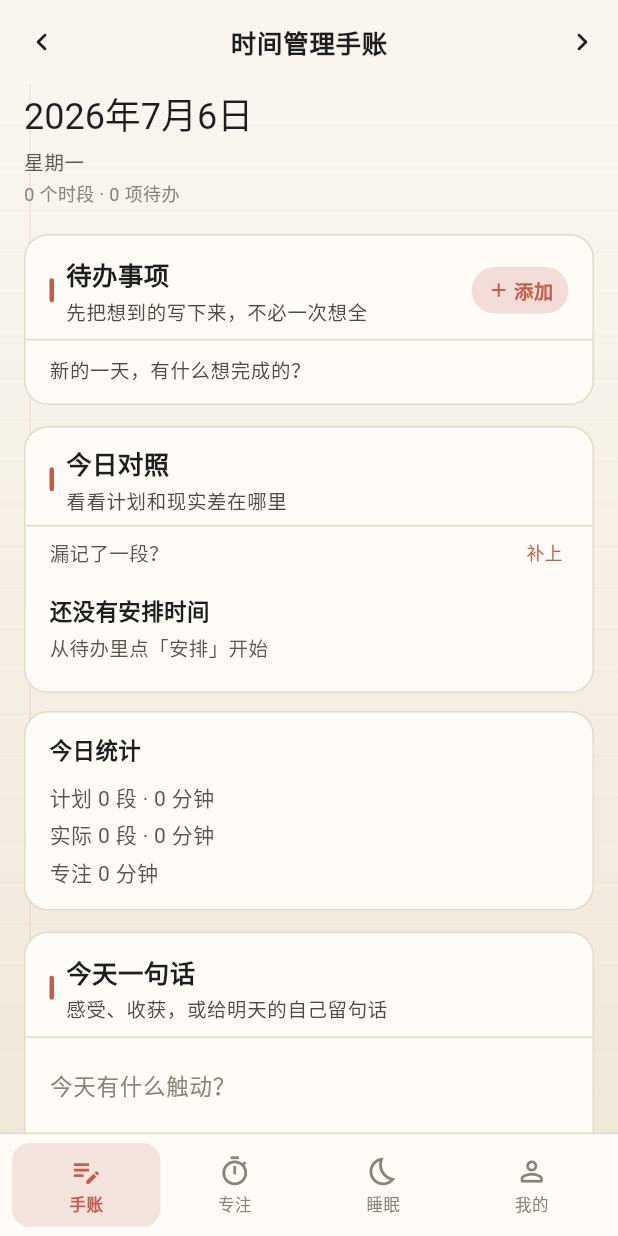
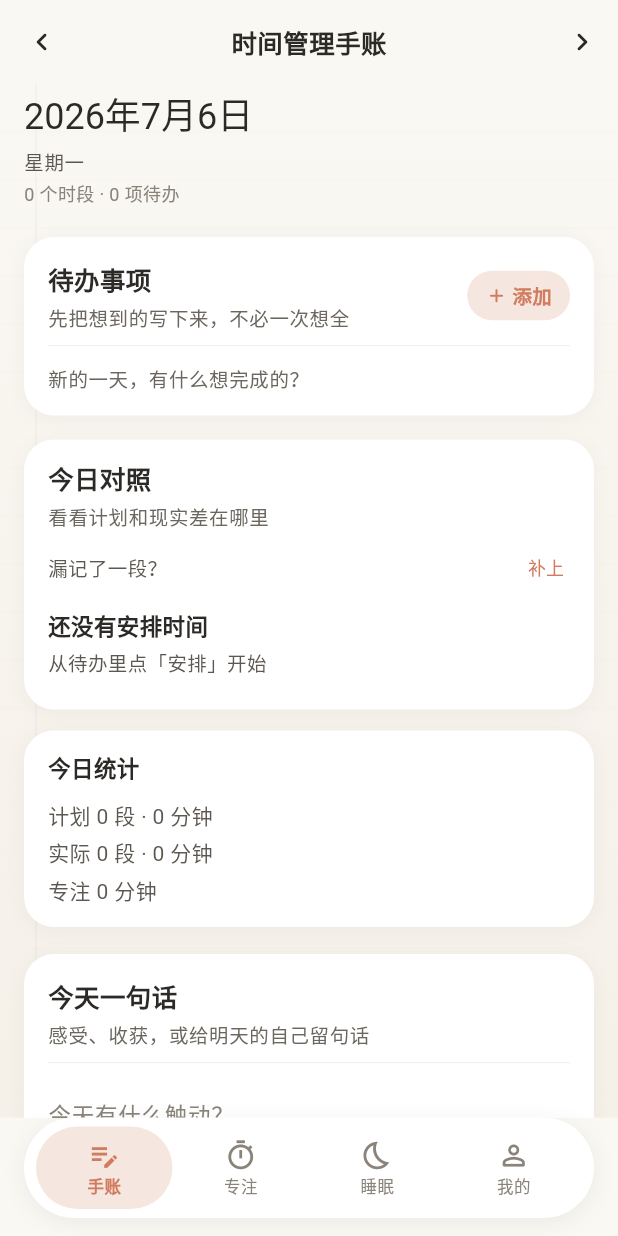
Before and after one commit to ldohgfsdu/time-journal, a Flutter app: the screen it shows after launch, on a phone screen of 412 x 824 dp. Run offline on Flutter 3.47's test engine with Material 3 defaults, Android fonts, the phone set to English and light mode, and no system bars; our stand-ins replace drift, drift_flutter, flutter_local_notifications, flutter_riverpod, just_audio, shared_preferences and 2 more; accounts and stored records are empty; generated files the repository leaves out were written again.

Commit message:
style(ui): Claude warm editorial polish (UI-1)
- AppTheme: warm ivory/paper bg, soft clay accent, deep ink text, cardRadius=20, subtle shadows, low-contrast rule, consistent tokens + cardDecoration helper
- SectionCard: remove red bar, drop hard border, use shadow card, calmer spacing, weak divider only for non-dense
- PaperBackground: softer rules, reduced opacity, calmer editorial feel
- ActionPillButton: pillier, softer clay colors
- TodayStatsCard: use shared cardDecoration
- MainShell bottom nav: floating capsule with SafeArea, rounded, warm surface + soft clay active state + subtle shadow
- Profile: micro radius/spacing consistency
- No logic, no schema, no tests assertions changed
- analyze + test clean

Refs: UI-1 Claude warm polish

```diff
--- a/app/lib/app/theme.dart
+++ b/app/lib/app/theme.dart
@@ -2,33 +2,52 @@ import 'package:flutter/material.dart';
 import 'package:flutter/services.dart';
 
 class AppTheme {
-  static const Color paper = Color(0xFFFAF6EF);
-  static const Color paperDeep = Color(0xFFF0E8DA);
-  static const Color card = Color(0xFFFFFCF7);
-  static const Color ink = Color(0xFF1E1E1E);
-  static const Color inkMuted = Color(0xFF5A554E);
+  // Claude-inspired warm, low-contrast, editorial palette
+  static const Color background = Color(0xFFFAF8F3); // warm ivory / paper
+  static const Color paper = Color(0xFFFAF8F3);
+  static const Color paperDeep = Color(0xFFF5F0E8);
+  static const Color surface = Color(0xFFFFFEFA); // soft warm white
+  static const Color card = Color(0xFFFFFFFF);
+  static const Color ink = Color(0xFF2C2A27); // deep ink, not pure black
+  static const Color inkMuted = Color(0xFF5C5750);
   static const Color inkFaint = Color(0xFF8A837A);
-  static const Color subtitle = Color(0xFF4F4A44);
-  static const Color tomato = Color(0xFFC45C4A);
-  static const Color tomatoSoft = Color(0xFFF3DDD8);
+  static const Color subtitle = Color(0xFF6B665E);
+  static const Color clay = Color(0xFFD17B5F); // soft clay / muted coral accent
+  static const Color tomato = Color(0xFFD17B5F); // alias for backward compat in accents
+  static const Color tomatoSoft = Color(0xFFF5E6DF);
   static const Color sleepBlue = Color(0xFF5B7A96);
   static const Color sleepMist = Color(0xFFE8EEF3);
-  static const Color tagBg = Color(0xFFF0EBE3);
+  static const Color tagBg = Color(0xFFF5F0E8);
   static const Color danger = Color(0xFFB85C50);
 
-  static const double cardRadius = 16;
+  static const double cardRadius = 20; // larger rounded surfaces
   static const double pagePadding = 16;
-  static const Color rule = Color(0xFFE3D9C8);
+  static const Color rule = Color(0xFFEDE6DC); // much weaker divider
   static const Color fold = Color(0xFFD4C8B5);
+
+  static BoxDecoration cardDecoration({double? radius}) {
+    return BoxDecoration(
+      color: card,
+      borderRadius: BorderRadius.circular(radius ?? cardRadius),
+      boxShadow: const [
+        BoxShadow(
+          color: Color(0x0A000000),
+          blurRadius: 10,
+          offset: Offset(0, 2),
+          spreadRadius: 0,
+        ),
+      ],
+    );
+  }
 
   static ThemeData light() {
     const scheme = ColorScheme(
       brightness: Brightness.light,
-      primary: tomato,
+      primary: clay,
       onPrimary: Colors.white,
       secondary: sleepBlue,
       onSecondary: Colors.white,
-      surface: paper,
+      surface: surface,
       onSurface: ink,
       error: Color(0xFFB3261E),
       onError: Colors.white,
@@ -37,9 +56,9 @@ class AppTheme {
     return ThemeData(
       useMaterial3: true,
       colorScheme: scheme,
-      scaffoldBackgroundColor: paper,
+      scaffoldBackgroundColor: background,
       appBarTheme: const AppBarTheme(
-        backgroundColor: paper,
+        backgroundColor: background,
         foregroundColor: ink,
         elevation: 0,
         scrolledUnderElevation: 0,
@@ -48,11 +67,18 @@ class AppTheme {
           color: ink,
           fontSize: 17,
           fontWeight: FontWeight.w600,
-          letterSpacing: 0.5,
+          letterSpacing: 0.3,
         ),
         systemOverlayStyle: SystemUiOverlayStyle.dark,
       ),
-      dividerTheme: const DividerThemeData(color: rule, thickness: 1, space: 1),
+      dividerTheme: const DividerThemeData(color: rule, thickness: 0.5, space: 8),
+      cardTheme: CardThemeData(
+        color: card,
+        elevation: 0,
+        shape: RoundedRectangleBorder(
+          borderRadius: BorderRadius.circular(cardRadius),
+        ),
+      ),
       textTheme: const TextTheme(
         bodyLarge: TextStyle(color: ink, fontSize: 16, height: 1.5),
         bodyMedium: TextStyle(color: ink, fontSize: 14, height: 1.45),
@@ -61,10 +87,10 @@ class AppTheme {
           color: ink,
           fontSize: 15,
           fontWeight: FontWeight.w600,
-          letterSpacing: 0.3,
+          letterSpacing: 0.2,
         ),
         labelLarge: TextStyle(
-          color: tomato,
+          color: clay,
           fontSize: 13,
           fontWeight: FontWeight.w600,
         ),
@@ -76,25 +102,25 @@ class AppTheme {
         hintStyle: const TextStyle(color: inkFaint, fontSize: 15),
         border: InputBorder.none,
         enabledBorder: const UnderlineInputBorder(
-          borderSide: BorderSide(color: rule, width: 1),
+          borderSide: BorderSide(color: rule, width: 0.75),
         ),
         focusedBorder: const UnderlineInputBorder(
-          borderSide: BorderSide(color: tomato, width: 1.5),
+          borderSide: BorderSide(color: clay, width: 1.5),
         ),
       ),
       checkboxTheme: CheckboxThemeData(
         fillColor: WidgetStateProperty.resolveWith((states) {
-          if (states.contains(WidgetState.selected)) return tomato;
+          if (states.contains(WidgetState.selected)) return clay;
           return Colors.transparent;
         }),
-        side: const BorderSide(color: inkFaint, width: 1.5),
+        side: const BorderSide(color: inkFaint, width: 1.25),
         shape: RoundedRectangleBorder(borderRadius: BorderRadius.circular(4)),
         materialTapTargetSize: MaterialTapTargetSize.shrinkWrap,
         visualDensity: VisualDensity.compact,
       ),
       textButtonTheme: TextButtonThemeData(
         style: TextButton.styleFrom(
-          foregroundColor: tomato,
+          foregroundColor: clay,
           padding: const EdgeInsets.symmetric(horizontal: 8, vertical: 4),
           minimumSize: Size.zero,
           tapTargetSize: MaterialTapTargetSize.shrinkWrap,
@@ -103,10 +129,10 @@ class AppTheme {
       ),
       filledButtonTheme: FilledButtonThemeData(
         style: FilledButton.styleFrom(
-          backgroundColor: tomato,
+          backgroundColor: clay,
           foregroundColor: Colors.white,
           elevation: 0,
-          shape: RoundedRectangleBorder(borderRadius: BorderRadius.circular(10)),
+          shape: RoundedRectangleBorder(borderRadius: BorderRadius.circular(12)),
         ),
       ),
     );
--- a/app/lib/features/journal/widgets/action_pill_button.dart
+++ b/app/lib/features/journal/widgets/action_pill_button.dart
@@ -19,26 +19,26 @@ class ActionPillButton extends StatelessWidget {
   Widget build(BuildContext context) {
     return Material(
       color: AppTheme.tomatoSoft,
-      borderRadius: BorderRadius.circular(20),
+      borderRadius: BorderRadius.circular(999),
       child: InkWell(
         onTap: onPressed,
-        borderRadius: BorderRadius.circular(20),
+        borderRadius: BorderRadius.circular(999),
         child: Padding(
           padding: EdgeInsets.symmetric(
-            horizontal: compact ? 8 : 10,
-            vertical: compact ? 5 : 6,
+            horizontal: compact ? 10 : 12,
+            vertical: compact ? 6 : 7,
           ),
           child: Row(
             mainAxisSize: MainAxisSize.min,
             children: [
-              Icon(icon, size: compact ? 14 : 16, color: AppTheme.tomato),
-              const SizedBox(width: 2),
+              Icon(icon, size: compact ? 14 : 15, color: AppTheme.clay),
+              const SizedBox(width: 3),
               Text(
                 label,
                 style: TextStyle(
-                  color: AppTheme.tomato,
+                  color: AppTheme.clay,
                   fontSize: compact ? 12 : 13,
-                  fontWeight: FontWeight.w700,
+                  fontWeight: FontWeight.w600,
                 ),
               ),
             ],
--- a/app/lib/features/journal/widgets/paper_background.dart
+++ b/app/lib/features/journal/widgets/paper_background.dart
@@ -27,19 +27,21 @@ class PaperBackground extends StatelessWidget {
 class _RuledPaperPainter extends CustomPainter {
   @override
   void paint(Canvas canvas, Size size) {
+    // Softer, calmer ruled lines (low contrast, editorial)
     final paint = Paint()
-      ..color = AppTheme.rule.withValues(alpha: 0.35)
-      ..strokeWidth = 0.5;
+      ..color = AppTheme.rule.withValues(alpha: 0.22)
+      ..strokeWidth = 0.6;
 
-    const gap = 28.0;
+    const gap = 32.0;
     for (var y = gap; y < size.height; y += gap) {
       canvas.drawLine(Offset(0, y), Offset(size.width, y), paint);
     }
 
+    // Very subtle left margin, no strong tomato
     final marginPaint = Paint()
-      ..color = AppTheme.tomato.withValues(alpha: 0.12)
+      ..color = AppTheme.ink.withValues(alpha: 0.04)
       ..strokeWidth = 1;
-    canvas.drawLine(const Offset(20, 0), Offset(20, size.height), marginPaint);
+    canvas.drawLine(const Offset(24, 0), Offset(24, size.height), marginPaint);
   }
 
   @override
--- a/app/lib/features/journal/widgets/section_card.dart
+++ b/app/lib/features/journal/widgets/section_card.dart
@@ -23,29 +23,16 @@ class SectionCard extends StatelessWidget {
       width: double.infinity,
       margin: EdgeInsets.symmetric(
         horizontal: AppTheme.pagePadding,
-        vertical: dense ? 6 : 8,
+        vertical: dense ? 6 : 10,
       ),
-      decoration: BoxDecoration(
-        color: AppTheme.card,
-        borderRadius: BorderRadius.circular(AppTheme.cardRadius),
-        border: Border.all(color: AppTheme.rule),
-      ),
+      decoration: AppTheme.cardDecoration(),
       child: Column(
         crossAxisAlignment: CrossAxisAlignment.start,
         children: [
           Padding(
-            padding: EdgeInsets.fromLTRB(16, dense ? 12 : 14, 16, dense ? 8 : 10),
+            padding: EdgeInsets.fromLTRB(16, dense ? 14 : 16, 16, dense ? 8 : 10),
             child: Row(
               children: [
-                Container(
-                  width: 3,
-                  height: 16,
-                  decoration: BoxDecoration(
-                    color: AppTheme.tomato,
-                    borderRadius: BorderRadius.circular(2),
-                  ),
-                ),
-                const SizedBox(width: 8),
                 Expanded(
                   child: Column(
                     crossAxisAlignment: CrossAxisAlignment.start,
@@ -59,7 +46,7 @@ class SectionCard extends StatelessWidget {
                         ),
                       ),
                       if (subtitle != null) ...[
-                        const SizedBox(height: 2),
+                        const SizedBox(height: 3),
                         Text(
                           subtitle!,
                           style: Theme.of(context).textTheme.bodySmall?.copyWith(
@@ -74,9 +61,13 @@ class SectionCard extends StatelessWidget {
               ],
             ),
           ),
-          const Divider(height: 1),
+          if (!dense)
+            Padding(
+              padding: const EdgeInsets.symmetric(horizontal: 16),
+              child: Divider(height: 1, thickness: 0.5, color: AppTheme.rule),
+            ),
           Padding(
-            padding: EdgeInsets.fromLTRB(16, dense ? 8 : 10, 16, dense ? 12 : 14),
+            padding: EdgeInsets.fromLTRB(16, dense ? 8 : 12, 16, dense ? 14 : 16),
             child: child,
           ),
         ],
--- a/app/lib/features/journal/widgets/today_stats_card.dart
+++ b/app/lib/features/journal/widgets/today_stats_card.dart
@@ -23,20 +23,20 @@ class TodayStatsCard extends StatelessWidget {
     return Container(
       margin: const EdgeInsets.symmetric(
         horizontal: AppTheme.pagePadding,
-        vertical: 6,
+        vertical: 8,
       ),
       padding: const EdgeInsets.symmetric(horizontal: 16, vertical: 14),
-      decoration: BoxDecoration(
-        color: AppTheme.card,
-        borderRadius: BorderRadius.circular(AppTheme.cardRadius),
-        border: Border.all(color: AppTheme.rule),
-      ),
+      decoration: AppTheme.cardDecoration(),
       child: Column(
         crossAxisAlignment: CrossAxisAlignment.start,
         children: [
-          const Text(
+          Text(
             AppCopy.journalStatsTitle,
-            style: TextStyle(fontSize: 15, fontWeight: FontWeight.w700),
+            style: const TextStyle(
+              fontSize: 15,
+              fontWeight: FontWeight.w700,
+              color: AppTheme.ink,
+            ),
           ),
           const SizedBox(height: 10),
           Text(
--- a/app/lib/features/profile/profile_screen.dart
+++ b/app/lib/features/profile/profile_screen.dart
@@ -16,6 +16,7 @@ class ProfileScreen extends ConsumerWidget {
     return Scaffold(
       appBar: AppBar(title: const Text(AppCopy.profileTitle)),
       body: ListView(
+        padding: const EdgeInsets.symmetric(vertical: 8),
         children: [
           _SettingsTile(
             icon: Icons.calendar_view_week_outlined,
@@ -51,7 +52,7 @@ class ProfileScreen extends ConsumerWidget {
       context: context,
       backgroundColor: AppTheme.card,
       shape: const RoundedRectangleBorder(
-        borderRadius: BorderRadius.vertical(top: Radius.circular(16)),
+        borderRadius: BorderRadius.vertical(top: Radius.circular(20)),
       ),
       builder: (sheetContext) => SafeArea(
         child: Padding(
--- a/app/lib/features/shell/main_shell.dart
+++ b/app/lib/features/shell/main_shell.dart
@@ -46,12 +46,23 @@ class _MainShellState extends ConsumerState<MainShell> {
   }
 
   Widget _buildTabBar(int index) {
-    return Container(
-      decoration: const BoxDecoration(
+    // Claude-style floating rounded bottom nav (inside SafeArea)
+    return SafeArea(
+      minimum: const EdgeInsets.only(bottom: 12),
+      child: Padding(
+        padding: const EdgeInsets.symmetric(horizontal: 16),
+        child: Container(
+          decoration: BoxDecoration(
             color: AppTheme.card,
-        border: Border(top: BorderSide(color: AppTheme.rule)),
+            borderRadius: BorderRadius.circular(999),
+            boxShadow: const [
+              BoxShadow(
+                color: Color(0x0F000000),
+                blurRadius: 12,
+                offset: Offset(0, 3),
               ),
-      child: SafeArea(
+            ],
+          ),
           child: Padding(
             padding: const EdgeInsets.symmetric(horizontal: 8, vertical: 6),
             child: Row(
@@ -61,15 +72,15 @@ class _MainShellState extends ConsumerState<MainShell> {
                 return Expanded(
                   child: InkWell(
                     onTap: () => ref.read(shellTabIndexProvider.notifier).state = i,
-                  borderRadius: BorderRadius.circular(12),
+                    borderRadius: BorderRadius.circular(999),
                     child: AnimatedContainer(
-                    duration: const Duration(milliseconds: 180),
+                      duration: const Duration(milliseconds: 160),
                       padding: const EdgeInsets.symmetric(vertical: 8),
                       decoration: BoxDecoration(
                         color: selected
-                          ? AppTheme.tomatoSoft.withValues(alpha: 0.8)
+                            ? AppTheme.tomatoSoft
                             : Colors.transparent,
-                      borderRadius: BorderRadius.circular(12),
+                        borderRadius: BorderRadius.circular(999),
                       ),
                       child: Column(
                         mainAxisSize: MainAxisSize.min,
@@ -77,18 +88,15 @@ class _MainShellState extends ConsumerState<MainShell> {
                           Icon(
                             selected ? tab.activeIcon : tab.icon,
                             size: 22,
-                          color:
-                              selected ? AppTheme.tomato : AppTheme.inkFaint,
+                            color: selected ? AppTheme.clay : AppTheme.inkFaint,
                           ),
-                        const SizedBox(height: 2),
+                          const SizedBox(height: 1),
                           Text(
                             tab.label,
                             style: TextStyle(
                               fontSize: 11,
-                            fontWeight:
-                                selected ? FontWeight.w600 : FontWeight.w400,
-                            color:
-                                selected ? AppTheme.tomato : AppTheme.inkFaint,
+                              fontWeight: selected ? FontWeight.w600 : FontWeight.w400,
+                              color: selected ? AppTheme.clay : AppTheme.inkFaint,
                             ),
                           ),
                         ],
@@ -100,6 +108,7 @@ class _MainShellState extends ConsumerState<MainShell> {
             ),
           ),
         ),
+      ),
     );
   }
 }
```
Lines whose indentation alone changed are shown as unchanged.
